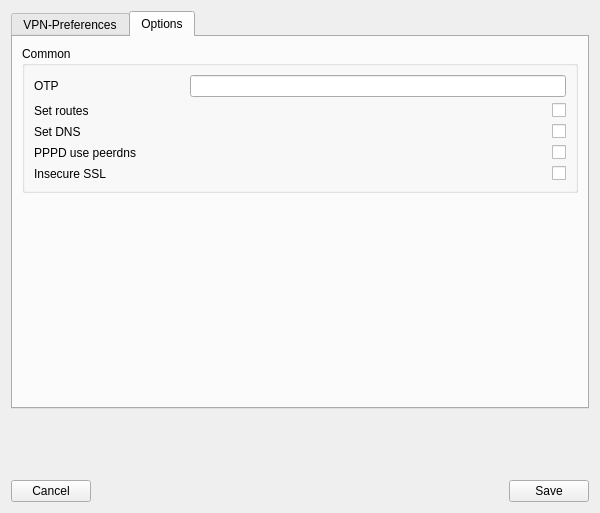
This is vpnprofileeditor.ui in theinvisible/openfortigui as Qt 5 draws it before an edit. The edited form follows.
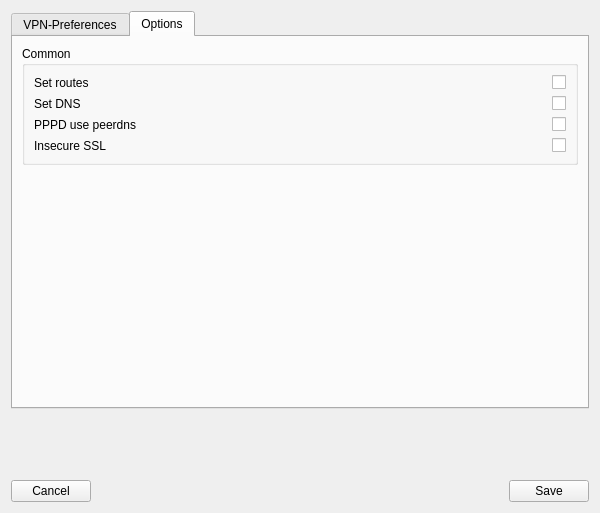
This is the edited form. The open tabs and pages were chosen to show the change.

Diff of the .ui file:
```diff
--- a/vpnprofileeditor.ui
+++ b/vpnprofileeditor.ui
@@ -285,19 +285,6 @@
          </property>
          <layout class="QFormLayout" name="formLayout_3">
           <item row="0" column="0">
-           <widget class="QLabel" name="label_10">
-            <property name="minimumSize">
-             <size>
-              <width>150</width>
-              <height>0</height>
-             </size>
-            </property>
-            <property name="text">
-             <string>OTP</string>
-            </property>
-           </widget>
-          </item>
-          <item row="1" column="0">
            <widget class="QLabel" name="label_11">
             <property name="minimumSize">
              <size>
@@ -310,7 +297,17 @@
             </property>
            </widget>
           </item>
-          <item row="2" column="0">
+          <item row="0" column="1">
+           <widget class="QCheckBox" name="cbSetRoutes">
+            <property name="layoutDirection">
+             <enum>Qt::RightToLeft</enum>
+            </property>
+            <property name="text">
+             <string/>
+            </property>
+           </widget>
+          </item>
+          <item row="1" column="0">
            <widget class="QLabel" name="label_12">
             <property name="minimumSize">
              <size>
@@ -323,7 +320,17 @@
             </property>
            </widget>
           </item>
-          <item row="3" column="0">
+          <item row="1" column="1">
+           <widget class="QCheckBox" name="cbSetDNS">
+            <property name="layoutDirection">
+             <enum>Qt::RightToLeft</enum>
+            </property>
+            <property name="text">
+             <string/>
+            </property>
+           </widget>
+          </item>
+          <item row="2" column="0">
            <widget class="QLabel" name="label_13">
             <property name="minimumSize">
              <size>
@@ -336,7 +343,17 @@
             </property>
            </widget>
           </item>
-          <item row="4" column="0">
+          <item row="2" column="1">
+           <widget class="QCheckBox" name="cbPPPDUsePeerDNS">
+            <property name="layoutDirection">
+             <enum>Qt::RightToLeft</enum>
+            </property>
+            <property name="text">
+             <string/>
+            </property>
+           </widget>
+          </item>
+          <item row="3" column="0">
            <widget class="QLabel" name="label_14">
             <property name="minimumSize">
              <size>
@@ -349,40 +366,7 @@
             </property>
            </widget>
           </item>
-          <item row="0" column="1">
-           <widget class="QLineEdit" name="leOTP"/>
-          </item>
-          <item row="1" column="1">
-           <widget class="QCheckBox" name="cbSetRoutes">
-            <property name="layoutDirection">
-             <enum>Qt::RightToLeft</enum>
-            </property>
-            <property name="text">
-             <string/>
-            </property>
-           </widget>
-          </item>
-          <item row="2" column="1">
-           <widget class="QCheckBox" name="cbSetDNS">
-            <property name="layoutDirection">
-             <enum>Qt::RightToLeft</enum>
-            </property>
-            <property name="text">
-             <string/>
-            </property>
-           </widget>
-          </item>
           <item row="3" column="1">
-           <widget class="QCheckBox" name="cbPPPDUsePeerDNS">
-            <property name="layoutDirection">
-             <enum>Qt::RightToLeft</enum>
-            </property>
-            <property name="text">
-             <string/>
-            </property>
-           </widget>
-          </item>
-          <item row="4" column="1">
            <widget class="QCheckBox" name="cbInsecureSSL">
             <property name="layoutDirection">
              <enum>Qt::RightToLeft</enum>
```
